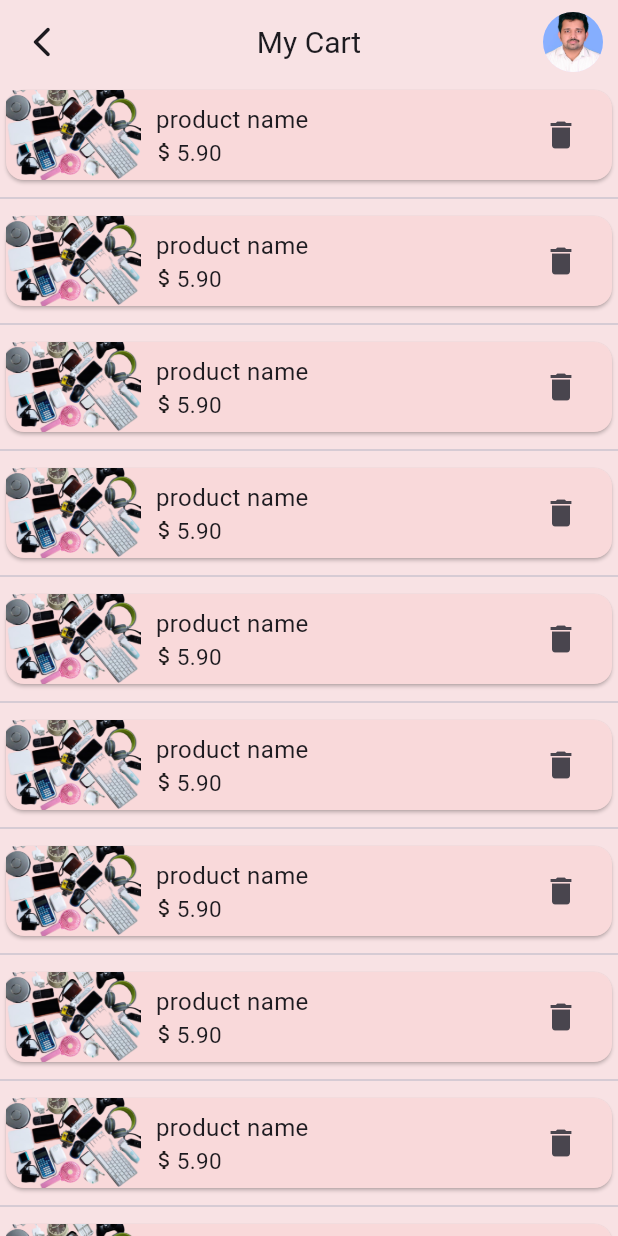
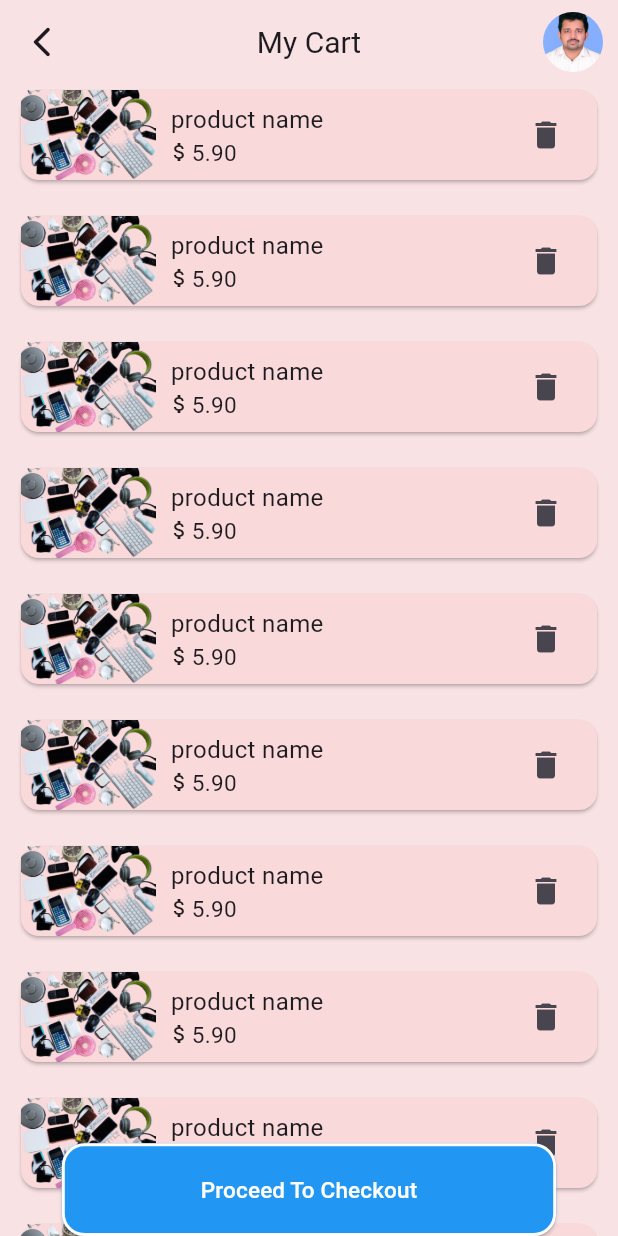
Before and after one commit to arjun2020-py/shoppiya, a Flutter app: the MyCartScreen screen opened directly, on a phone screen of 412 x 824 dp. Run offline on Flutter 3.47's test engine with Material 3 defaults, Android fonts, the light colour scheme and no system bars; our stand-ins replace carousel_slider, dio, get, get_storage; accounts and stored records are empty; network calls fail.

Commit message:
make some updation in cart ui

```diff
--- a/lib/screen/my_cart/view/my_cart_screen.dart
+++ b/lib/screen/my_cart/view/my_cart_screen.dart
@@ -2,6 +2,7 @@ import 'package:flutter/material.dart';
 import 'package:get/get.dart';
 import 'package:shoppiya/screen/auth/compoents/custom_text_widget.dart';
 import 'package:shoppiya/utils/custom_widget/custom_back_button.dart';
+import 'package:shoppiya/utils/custom_widget/custom_elev_butt_widget.dart';
 import 'package:shoppiya/utils/helper/shopping_helper.dart';
 import 'package:shoppiya/utils/interlization/inerlization.dart';
 import 'package:shoppiya/utils/shopping_color/shopping_color.dart';
@@ -30,13 +31,17 @@ class MyCartScreen extends StatelessWidget {
           HoroztalSizedBox(10)
         ],
       ),
-      body: ListView.separated(
+      body: Stack(
+        children: [
+          ListView.separated(
             itemCount: 10,
             separatorBuilder: (BuildContext context, int index) {
-          return Divider();
+              return Divider(color: ShoppingColor().transprentColor);
             },
             itemBuilder: (BuildContext context, int index) {
-          return Card(
+              return Padding(
+                padding: const EdgeInsets.symmetric(horizontal: 10),
+                child: Card(
                   color: ShoppingColor().cutomCardColor,
                   child: Row(
                     children: [
@@ -48,8 +53,8 @@ class MyCartScreen extends StatelessWidget {
                         children: [
                           Padding(
                             padding: const EdgeInsets.only(left: 10),
-                      child:
-                          CustomTextWidget(text: 'product name', fontSize: 16),
+                            child: CustomTextWidget(
+                                text: 'product name', fontSize: 16),
                           ),
                           Padding(
                             padding: const EdgeInsets.only(right: 50),
@@ -70,8 +75,23 @@ class MyCartScreen extends StatelessWidget {
                       HoroztalSizedBox(10)
                     ],
                   ),
+                ),
               );
             },
+          ),
+          Align(
+            alignment: Alignment.bottomCenter,
+            child: CustomElevButton(
+                text: LocalName.proceedToCheckout.tr,
+                fontSize: 15,
+                onpressed: () {},
+                textColor: ShoppingColor().whiteColor,
+                buttonBgColor: ShoppingColor().blueColor,
+                buttonRadius: 15,
+                sizedBoxWidth: 0.8,
+                sizedBoxHieght: 0.15),
+          ),
+        ],
       ),
     );
   }
--- a/lib/utils/custom_widget/custom_elev_butt_widget.dart
+++ b/lib/utils/custom_widget/custom_elev_butt_widget.dart
@@ -10,6 +10,7 @@ class CustomElevButton extends StatelessWidget {
       required this.buttonRadius,
       required this.sizedBoxWidth,
       required this.sizedBoxHieght,
+      this.fontSize,
       this.borderColor});
   final String text;
   final Color textColor;
@@ -19,6 +20,7 @@ class CustomElevButton extends StatelessWidget {
   final double sizedBoxWidth;
   final double sizedBoxHieght;
   final Color? borderColor;
+  final double? fontSize;
   @override
   Widget build(BuildContext context) {
     return SizedBox(
@@ -28,7 +30,7 @@ class CustomElevButton extends StatelessWidget {
         onPressed: onpressed,
         child: Text(
           text,
-          style: TextStyle(color: textColor),
+          style: TextStyle(color: textColor,fontSize:fontSize ),
         ),
         style: ElevatedButton.styleFrom(
             side: BorderSide(width: 2, color: borderColor ?? Colors.white),
--- a/lib/utils/interlization/inerlization.dart
+++ b/lib/utils/interlization/inerlization.dart
@@ -25,7 +25,8 @@ class Interlization extends Translations {
           LocalName.addToCart: "add To Cart",
           LocalName.buyNow: "buy Now",
           LocalName.decrption: "Decrption",
-          LocalName.myCart: "My Cart"
+          LocalName.myCart: "My Cart",
+          LocalName.proceedToCheckout : "Proceed To Checkout"
         }
       };
 }
@@ -54,4 +55,5 @@ class LocalName {
   static String buyNow = 'buyNow';
   static String decrption = 'decrption';
   static String myCart = 'my_cart';
+  static String proceedToCheckout = 'proceed_to_checkout';
 }
--- a/lib/utils/shopping_color/shopping_color.dart
+++ b/lib/utils/shopping_color/shopping_color.dart
@@ -8,6 +8,7 @@ class ShoppingColor {
   Color appNameColor = Color(0xffffde14);
   Color loginBgColor = Color(0xff6eb1e3);
   Color buttonColor = Color(0xffdf342f);
+  Color blueColor = Colors.blue;
   Color blackColor = Colors.black;
   Color whiteColor = Colors.white;
   Color transprentColor = Colors.transparent;
```
Also changed, not shown: 4 other files. Lines whose indentation alone changed are shown as unchanged.
